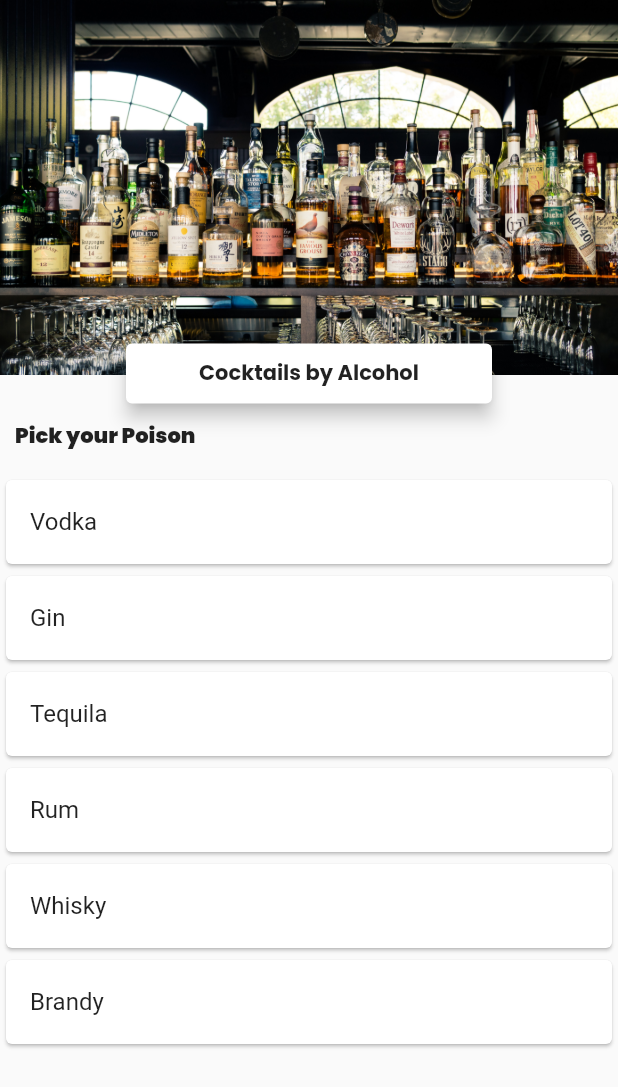
After one commit to JohnnyNguyen01/bartendingBibleFlutter, a Flutter app: the CocktailsByAlcohol screen opened by its route, on a phone screen of 412 x 824 dp. The commit adds this screen. Shown: the top 1087 px of the screen. Run offline on Flutter 3.47's test engine with Material 2 defaults, Android fonts, the phone set to English and light mode, and no system bars; our stand-ins replace google_fonts.

Commit message:
progress on cocktails by alcohol screen + new assets

```diff
--- /dev/null
+++ b/lib/Models/alcohol_type.dart
@@ -0,0 +1,22 @@
+import 'package:flutter/material.dart';
+
+class AlcoholType{
+
+  String name;
+  String description;
+  ImageProvider image;
+
+  AlcoholType({this.name, this.description, this.image});
+
+  String getName(){
+    return name;
+  }
+
+  String getDescription(){
+    return description;
+  }
+
+  ImageProvider getImage(){
+    return image;
+  }
+}
--- a/lib/Util/styles.dart
+++ b/lib/Util/styles.dart
@@ -2,6 +2,6 @@ import 'package:flutter/material.dart';
 import 'package:google_fonts/google_fonts.dart';
 
 final TextStyle kCardHeading =
-    GoogleFonts.poppins(textStyle: TextStyle(fontWeight: FontWeight.w500));
+    GoogleFonts.poppins(textStyle: TextStyle(fontWeight: FontWeight.w700));
 final TextStyle showAllBtnStyle =
     GoogleFonts.poppins(textStyle: TextStyle(color: Colors.orange));
--- a/lib/main.dart
+++ b/lib/main.dart
@@ -1,6 +1,7 @@
 import 'package:flutter/material.dart';
 import 'screens/home_screen.dart';
 import 'screens/classic_cocktails_screen.dart';
+import 'screens/cocktails_by_alcohol.dart';
 
 void main() => runApp(MyApp());
 
@@ -15,6 +16,7 @@ class MyApp extends StatelessWidget {
       routes: {
         '/': (context) => HomeScreen(),
         '/ClassicCocktails': (context) => ClassicsScreen(),
+        '/CocktailsByAlcohol': (context) => CocktailsByAlcohol(),
       },
     );
   }
--- /dev/null
+++ b/lib/screens/cocktails_by_alcohol.dart
@@ -0,0 +1,149 @@
+import 'package:flutter/material.dart';
+import 'package:bartender_bible/Util/styles.dart';
+import 'package:bartender_bible/Models/alcohol_type.dart';
+
+class CocktailsByAlcohol extends StatefulWidget {
+  @override
+  _CocktailsByAlcoholState createState() => _CocktailsByAlcoholState();
+}
+
+class _CocktailsByAlcoholState extends State<CocktailsByAlcohol> {
+  List<AlcoholType> _alcoholTypes = [
+    AlcoholType(
+        name: 'Vodka',
+        description:
+            'The clear odourless and tasteless liquor distilled from potatoes and grains.',
+        image: AssetImage('lib/images/alec-favale-vodka-unsplash.jpg')),
+    AlcoholType(
+        name: 'Gin',
+        description:
+            'Hailing from Great Britain, produced from grain and flavoured by Juniper Berries.',
+        image: AssetImage('lib/images/bundo-kim-gin-unsplash.jpg')),
+    AlcoholType(
+        name: 'Tequila',
+        description: 'A Mexican original utilising the flavourful Agave plant.',
+        image: AssetImage('lib/images/kevin-kelly-tequila-unsplash.jpg')),
+    AlcoholType(
+        name: 'Rum',
+        description:
+            'Originating from the Carribean, distilled from sugarcane and ages in barrels,',
+        image: AssetImage('lib/images/anders-nord-rum-unsplash.jpg')),
+    AlcoholType(
+        name: 'Whisky',
+        description:
+            'Grain mashed in oak barrels, believed to be first distilled by monks in 1405',
+        image: AssetImage('lib/images/brian-jones-whisky-unsplash.jpg')),
+    AlcoholType(
+        name: 'Brandy',
+        description:
+            'You though wine was alcoholic? Age it in a barrel for a bit and BOOM. Brandy.',
+        image: AssetImage('lib/images/maria-das-dores-brandy-unsplash.jpg')),
+  ];
+
+  @override
+  void initState() {
+    // TODO: implement initState
+    super.initState();
+    //buildAlcoholTypeList();
+  }
+
+  @override
+  Widget build(BuildContext context) {
+    return Scaffold(
+      body: Column(
+        crossAxisAlignment: CrossAxisAlignment.start,
+        children: <Widget>[
+          Stack(
+            overflow: Overflow.visible,
+            children: <Widget>[
+              Container(
+                width: 500,
+                height: 250,
+                decoration: BoxDecoration(
+                  image: DecorationImage(
+                    fit: BoxFit.cover,
+                    image: AssetImage('lib/images/john-cafazza-unsplash.jpg'),
+                  ),
+                ),
+              ),
+              Positioned(
+                left: 80,
+                right: 80,
+                bottom: -23,
+                child: Card(
+                  elevation: 5.0,
+                  child: Container(
+                    height: 40,
+                    child: Center(
+                      child: Text(
+                        'Cocktails by Alcohol',
+                        style: kCardHeading,
+                      ),
+                    ),
+                  ),
+                ),
+              ),
+              //ListView.builder(itemBuilder: null),
+            ],
+          ),
+          SizedBox(height: 30.0),
+          Padding(
+            padding: const EdgeInsets.only(left: 10),
+            child: Text(
+              'Pick your Poison',
+              style: kCardHeading.copyWith(fontWeight: FontWeight.w900),
+            ),
+          ),
+          SizedBox(height: 15.0),
+          ListView.builder(
+            shrinkWrap: true,
+            physics: ScrollPhysics(),
+              itemCount: _alcoholTypes.length,
+              itemBuilder: (context, index) {
+                return Card(
+                  child: ListTile(
+                    onTap: () {},
+                    title: Text(_alcoholTypes[index].name),
+                  ),
+                );
+              }),
+        ],
+      ),
+    );
+  }
+
+/*
+  //alcohol list types add
+  void buildAlcoholTypeList() {
+    _alcoholTypes.add(AlcoholType(
+        'Vodka',
+        'The clear odourless and tasteless liquor distilled from potatoes and grains.',
+        AssetImage('lib/images/alec-favale-vodka-unsplash.jpg')));
+
+    _alcoholTypes.add(AlcoholType(
+        'Gin',
+        'Hailing from Great Britain, produced from grain and flavoured by Juniper Berries.',
+        AssetImage('lib/images/bundo-kim-gin-unsplash.jpg')));
+
+    _alcoholTypes.add(AlcoholType(
+        'Rum',
+        'Originating from the Carribean, distilled from sugarcane and ages in barrels,',
+        AssetImage('lib/images/anders-nord-rum-unsplash.jpg')));
+
+    _alcoholTypes.add(AlcoholType(
+        'Tequila',
+        'A Mexican original utilising the flavourful Agave plant.',
+        AssetImage('lib/images/kevin-kelly-tequila-unsplash.jpg')));
+
+    _alcoholTypes.add(AlcoholType(
+        'Whisky',
+        'Grain mashed in oak barrels, believed to be first distilled by monks in 1405',
+        AssetImage('lib/images/brian-jones-whisky-unsplash.jpg')));
+
+    _alcoholTypes.add(AlcoholType(
+        'Brandy',
+        'You though wine was alcoholic? Age it in a barrel for a bit and BOOM. Brandy.',
+        AssetImage('lib/images/maria-das-dores-brandy-unsplash.jpg')));
+  }
+  */
+}
--- a/lib/screens/home_screen.dart
+++ b/lib/screens/home_screen.dart
@@ -80,14 +80,18 @@ class _HomeScreenState extends State<HomeScreen> {
                   ),
                   SizedBox(height: 15),
                   HomePageButton(
-                      title: 'Cocktails By Alcohol',
-                      image:
-                          AssetImage('lib/images/john-cafazza-unsplash.jpg')),
+                    title: 'Cocktails By Alcohol',
+                    image: AssetImage('lib/images/john-cafazza-unsplash.jpg'),
+                    onTapFunction: () {
+                      Navigator.pushNamed(context, '/CocktailsByAlcohol');
+                    },
+                  ),
                   SizedBox(height: 15),
                   HomePageButton(
-                      title: 'All Cocktails',
-                      image:
-                          AssetImage('lib/images/johann-trasch-unsplash.jpg')),
+                    title: 'All Cocktails',
+                    image: AssetImage('lib/images/johann-trasch-unsplash.jpg'),
+                    onTapFunction: () {},
+                  ),
                 ],
               ),
             ),
```
Also changed, not shown: lib/images/alec-favale-vodka-unsplash.jpg (added), lib/images/brian-jones-whisky-unsplash.jpg (added), lib/images/bundo-kim-gin-unsplash.jpg (added), lib/images/john-fornander-bourbon-unsplash.jpg (added), lib/images/kevin-kelly-tequila-unsplash.jpg (added), lib/images/maria-das-dores-brandy-unsplash.jpg (added), 1 other file.
